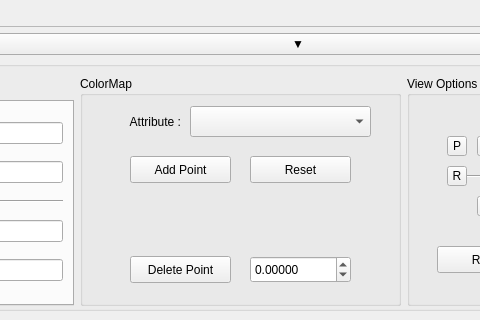
First picture: the form in src/ShapePopulationQT.ui, repository NIRALUser/ShapePopulationViewer, before the edit; both pictures show x 327 to 807 and y 480 to 800 of the 1250 by 800 pixel window.
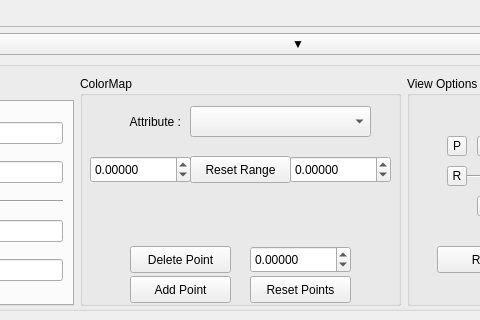
Second picture: the form after the edit. Custom widgets are drawn as their Qt base class.

Commit message:
NEW : ColorBar Update to extend range
 A feature as been asked : being able to choose the range of your colorbar. This feature implies that we add a range relative to each attribute/colorbar, that the user could modify, and reset to commonRange, which is the actual real range we used to use.
A structure as been created, colorBarStruct, to replace the colorPointList. This ColorBar contains a colorPointList and a range, that we will load like we used to do with the colorpoints.
Now the range does not automatically adapt to the selected meshes.

Diff of the .ui file:
```diff
--- a/src/ShapePopulationQT.ui
+++ b/src/ShapePopulationQT.ui
@@ -316,7 +316,7 @@
           <property name="geometry">
            <rect>
             <x>10</x>
-            <y>120</y>
+            <y>110</y>
             <width>301</width>
             <height>60</height>
            </rect>
@@ -332,9 +332,9 @@
           <property name="geometry">
            <rect>
             <x>10</x>
-            <y>180</y>
+            <y>170</y>
             <width>301</width>
-            <height>31</height>
+            <height>61</height>
            </rect>
           </property>
           <widget class="QPushButton" name="pushButton_VISU_delete">
@@ -369,31 +369,82 @@
             <double>999999999.000000000000000</double>
            </property>
           </widget>
+          <widget class="QPushButton" name="pushButton_VISU_add">
+           <property name="geometry">
+            <rect>
+             <x>40</x>
+             <y>30</y>
+             <width>101</width>
+             <height>27</height>
+            </rect>
+           </property>
+           <property name="text">
+            <string>Add Point</string>
+           </property>
+          </widget>
+          <widget class="QPushButton" name="pushButton_VISU_reset">
+           <property name="geometry">
+            <rect>
+             <x>160</x>
+             <y>30</y>
+             <width>101</width>
+             <height>27</height>
+            </rect>
+           </property>
+           <property name="text">
+            <string>Reset Points</string>
+           </property>
+          </widget>
          </widget>
-         <widget class="QPushButton" name="pushButton_VISU_reset">
+         <widget class="QDoubleSpinBox" name="spinBox_VISU_min">
           <property name="geometry">
            <rect>
-            <x>170</x>
+            <x>10</x>
             <y>80</y>
             <width>101</width>
             <height>27</height>
            </rect>
           </property>
-          <property name="text">
-           <string>Reset</string>
+          <property name="decimals">
+           <number>5</number>
           </property>
+          <property name="minimum">
+           <double>-999999999.000000000000000</double>
+          </property>
+          <property name="maximum">
+           <double>999999999.000000000000000</double>
+          </property>
          </widget>
-         <widget class="QPushButton" name="pushButton_VISU_add">
+         <widget class="QDoubleSpinBox" name="spinBox_VISU_max">
           <property name="geometry">
            <rect>
-            <x>50</x>
+            <x>210</x>
             <y>80</y>
             <width>101</width>
             <height>27</height>
            </rect>
           </property>
+          <property name="decimals">
+           <number>5</number>
+          </property>
+          <property name="minimum">
+           <double>-999999999.000000000000000</double>
+          </property>
+          <property name="maximum">
+           <double>999999999.000000000000000</double>
+          </property>
+         </widget>
+         <widget class="QPushButton" name="pushButton_VISU_resetRange">
+          <property name="geometry">
+           <rect>
+            <x>110</x>
+            <y>80</y>
+            <width>101</width>
+            <height>27</height>
+           </rect>
+          </property>
           <property name="text">
-           <string>Add Point</string>
+           <string>Reset Range</string>
           </property>
          </widget>
         </widget>
```
The commit also changes 5 other files.
